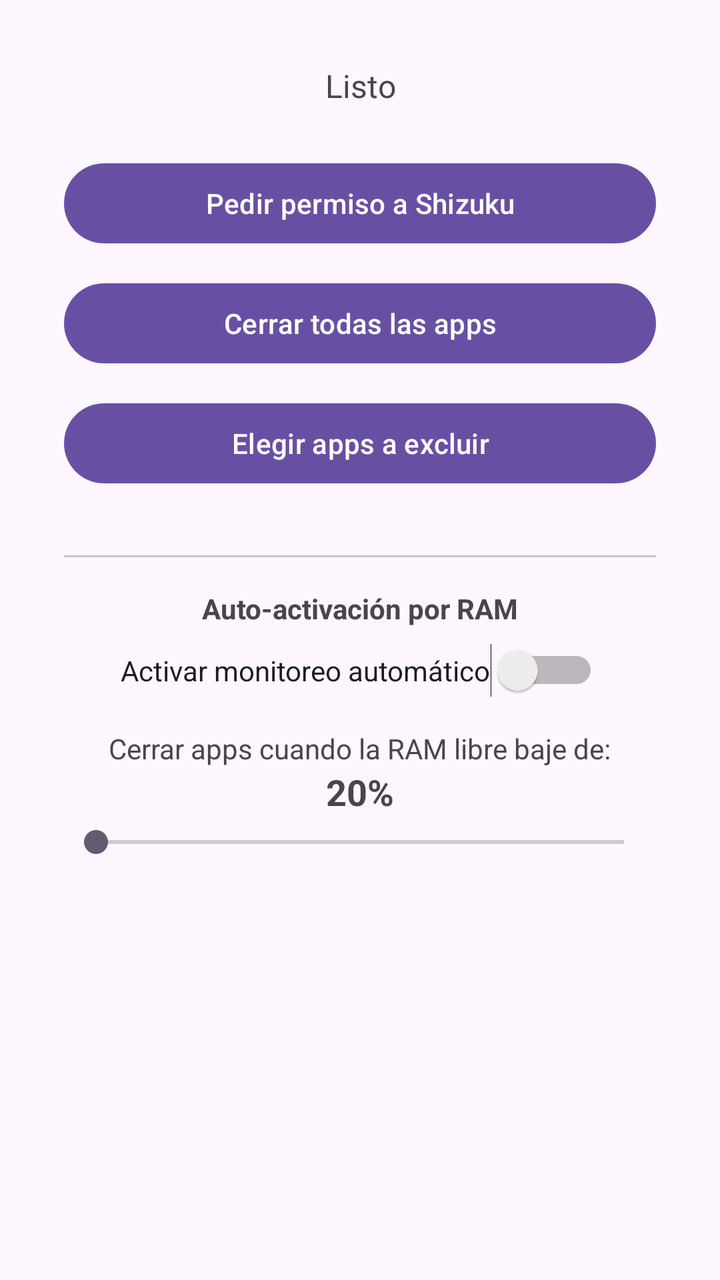
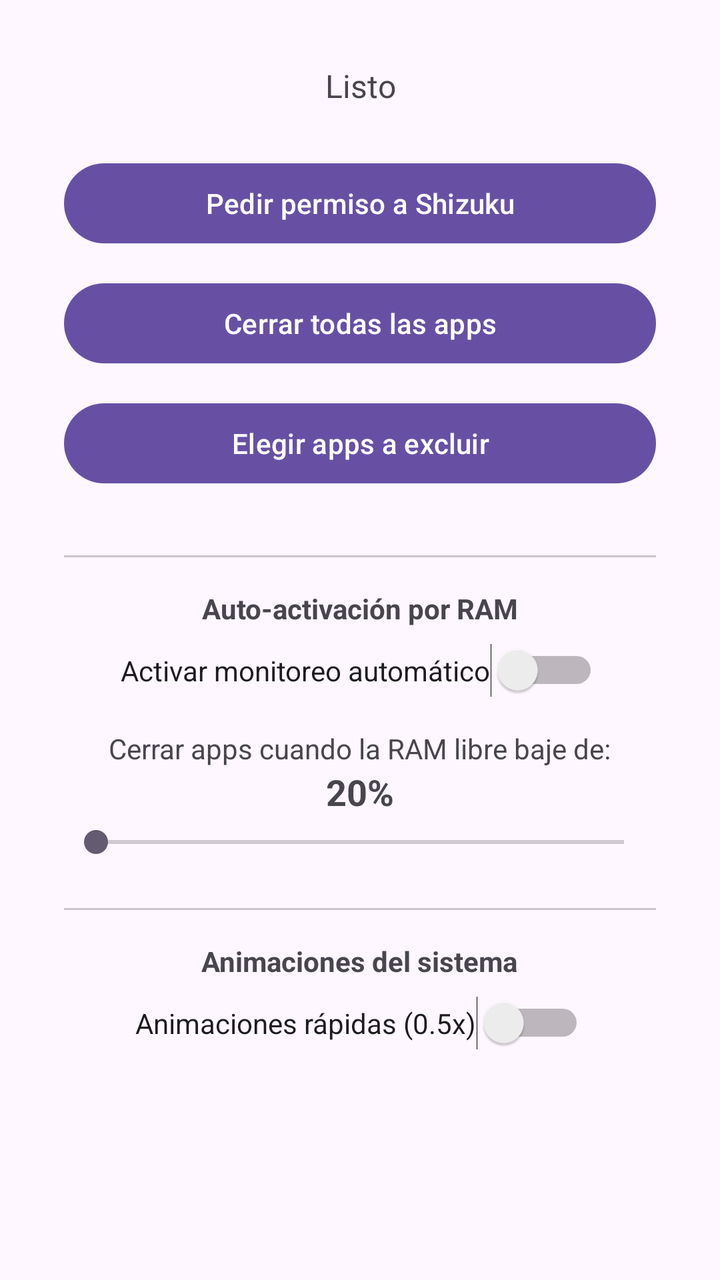

Before-and-after screenshots of an Android layout around one commit, followed by the original layout XML and the change that was made.
<!-- AndroidManifest.xml: application theme Theme.Material3.DayNight -->
<!-- res/layout/activity_main.xml -->
<?xml version="1.0" encoding="utf-8"?>
<ScrollView xmlns:android="http://schemas.android.com/apk/res/android"
    android:layout_width="match_parent"
    android:layout_height="match_parent">

    <LinearLayout
        android:layout_width="match_parent"
        android:layout_height="wrap_content"
        android:orientation="vertical"
        android:gravity="center_horizontal"
        android:padding="32dp">

        <TextView
            android:id="@+id/statusText"
            android:layout_width="wrap_content"
            android:layout_height="wrap_content"
            android:textSize="16sp"
            android:gravity="center"
            android:layout_marginBottom="24dp"
            android:text="@string/status_initial" />

        <Button
            android:id="@+id/requestPermissionButton"
            android:layout_width="match_parent"
            android:layout_height="wrap_content"
            android:layout_marginBottom="12dp"
            android:text="@string/request_permission" />

        <Button
            android:id="@+id/killAllButton"
            android:layout_width="match_parent"
            android:layout_height="wrap_content"
            android:layout_marginBottom="12dp"
            android:text="@string/kill_all" />

        <Button
            android:id="@+id/whitelistButton"
            android:layout_width="match_parent"
            android:layout_height="wrap_content"
            android:layout_marginBottom="32dp"
            android:text="@string/edit_whitelist" />

        <View
            android:layout_width="match_parent"
            android:layout_height="1dp"
            android:background="#33000000"
            android:layout_marginBottom="16dp" />

        <TextView
            android:layout_width="wrap_content"
            android:layout_height="wrap_content"
            android:textStyle="bold"
            android:layout_marginBottom="8dp"
            android:text="@string/auto_mode_title" />

        <Switch
            android:id="@+id/autoModeSwitch"
            android:layout_width="wrap_content"
            android:layout_height="wrap_content"
            android:layout_marginBottom="16dp"
            android:text="@string/auto_mode_switch" />

        <TextView
            android:layout_width="wrap_content"
            android:layout_height="wrap_content"
            android:text="@string/threshold_label" />

        <TextView
            android:id="@+id/thresholdValueText"
            android:layout_width="wrap_content"
            android:layout_height="wrap_content"
            android:textSize="18sp"
            android:textStyle="bold"
            android:layout_marginBottom="4dp"
            android:text="20%" />

        <SeekBar
            android:id="@+id/thresholdSeekBar"
            android:layout_width="match_parent"
            android:layout_height="wrap_content"
            android:max="45" />

    </LinearLayout>
</ScrollView>
<!-- resources referenced by this layout -->
<resources>
  <string name="auto_mode_switch">Activar monitoreo automático</string>
  <string name="auto_mode_title">Auto-activación por RAM</string>
  <string name="edit_whitelist">Elegir apps a excluir</string>
  <string name="kill_all">Cerrar todas las apps</string>
  <string name="request_permission">Pedir permiso a Shizuku</string>
  <string name="status_initial">Listo</string>
  <string name="threshold_label">Cerrar apps cuando la RAM libre baje de:</string>
</resources>

<!-- the commit's change to res/layout/activity_main.xml (unified diff, before → after) -->
@@ -80,5 +80,25 @@
             android:layout_height="wrap_content"
             android:max="45" />
 
+        <View
+            android:layout_width="match_parent"
+            android:layout_height="1dp"
+            android:background="#33000000"
+            android:layout_marginTop="24dp"
+            android:layout_marginBottom="16dp" />
+
+        <TextView
+            android:layout_width="wrap_content"
+            android:layout_height="wrap_content"
+            android:textStyle="bold"
+            android:layout_marginBottom="8dp"
+            android:text="@string/fast_animations_title" />
+
+        <Switch
+            android:id="@+id/fastAnimationsSwitch"
+            android:layout_width="wrap_content"
+            android:layout_height="wrap_content"
+            android:text="@string/fast_animations_switch" />
+
     </LinearLayout>
 </ScrollView>
<!-- resource entries referenced after the edit -->
@@ -3,6 +3,8 @@
   <string name="auto_mode_switch">Activar monitoreo automático</string>
   <string name="auto_mode_title">Auto-activación por RAM</string>
   <string name="edit_whitelist">Elegir apps a excluir</string>
+  <string name="fast_animations_switch">Animaciones rápidas (0.5x)</string>
+  <string name="fast_animations_title">Animaciones del sistema</string>
   <string name="kill_all">Cerrar todas las apps</string>
   <string name="request_permission">Pedir permiso a Shizuku</string>
   <string name="status_initial">Listo</string>
